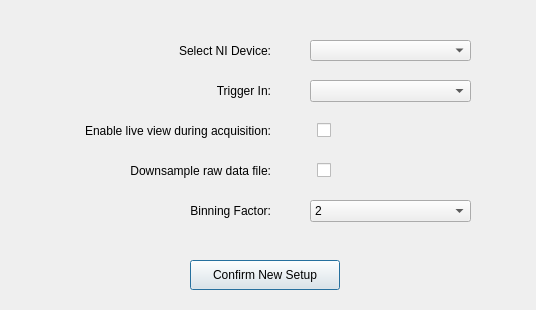
The window that src/app/src/advancedsetupdialog.ui (CuriBio/nautilus_acquisition) describes before a commit, drawn with Qt 5.
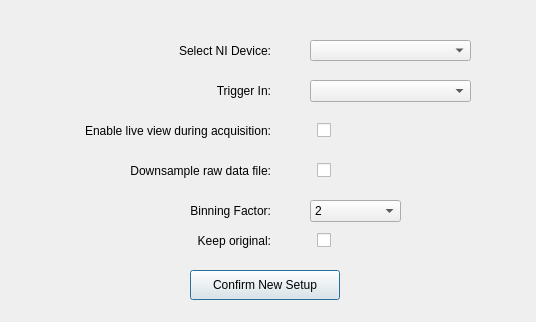
The same window after the commit.

Commit message: add checkbox to keep og raw files

```diff
--- a/src/app/src/advancedsetupdialog.ui
+++ b/src/app/src/advancedsetupdialog.ui
@@ -7,7 +7,7 @@
     <x>0</x>
     <y>0</y>
     <width>536</width>
-    <height>310</height>
+    <height>322</height>
    </rect>
   </property>
   <property name="windowTitle">
@@ -43,7 +43,7 @@
    <property name="geometry">
     <rect>
      <x>190</x>
-     <y>260</y>
+     <y>270</y>
      <width>150</width>
      <height>30</height>
     </rect>
@@ -166,7 +166,7 @@
     <rect>
      <x>310</x>
      <y>200</y>
-     <width>161</width>
+     <width>91</width>
      <height>22</height>
     </rect>
    </property>
@@ -196,6 +196,41 @@
     </property>
    </item>
   </widget>
+  <widget class="QLabel" name="label_6">
+   <property name="geometry">
+    <rect>
+     <x>10</x>
+     <y>230</y>
+     <width>261</width>
+     <height>21</height>
+    </rect>
+   </property>
+   <property name="styleSheet">
+    <string notr="true">font-size: 12px;</string>
+   </property>
+   <property name="text">
+    <string>Keep original:</string>
+   </property>
+   <property name="alignment">
+    <set>Qt::AlignRight|Qt::AlignTrailing|Qt::AlignVCenter</set>
+   </property>
+  </widget>
+  <widget class="QCheckBox" name="checkKeepRawOriginal">
+   <property name="geometry">
+    <rect>
+     <x>310</x>
+     <y>230</y>
+     <width>21</width>
+     <height>21</height>
+    </rect>
+   </property>
+   <property name="layoutDirection">
+    <enum>Qt::RightToLeft</enum>
+   </property>
+   <property name="text">
+    <string/>
+   </property>
+  </widget>
  </widget>
  <resources/>
  <connections/>
```
Left out of the diff: 3 changed lines with no effect on the pictures. The commit also changes 4 other files.
